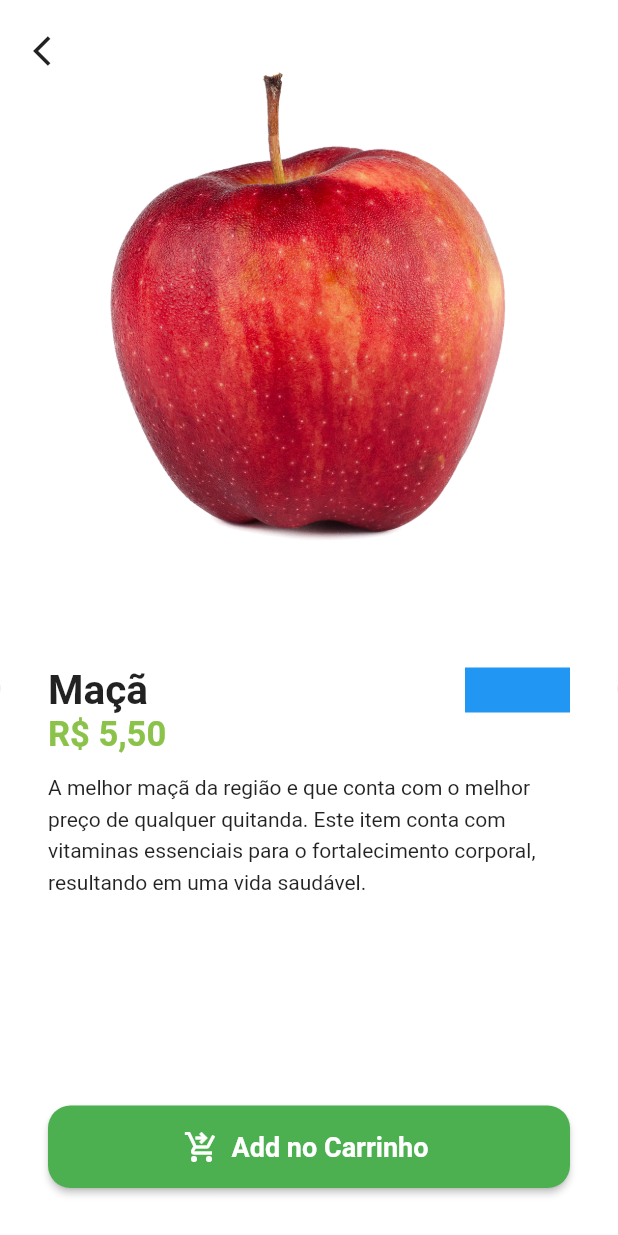
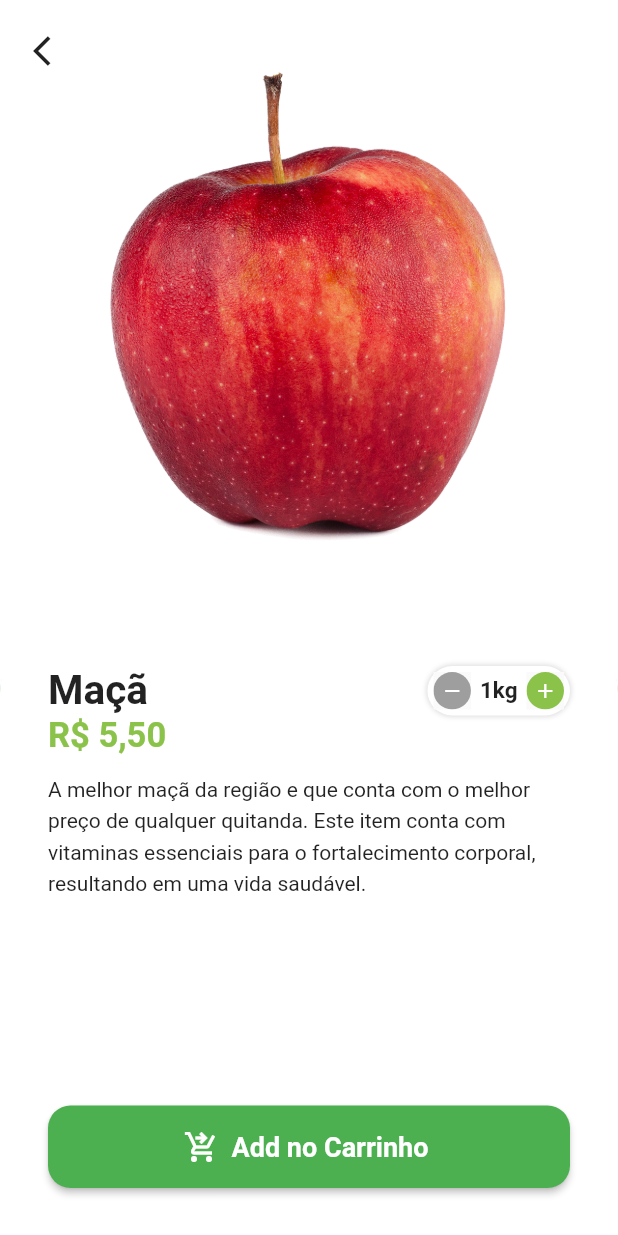
Before and after one commit to caneto/Projeto-do-Quintanda-Virtual---1, a Flutter app: the screen it shows after launch, after a tap on "Entrar", after a tap on "Maçã", on a phone screen of 412 x 824 dp. Run offline on Flutter 3.47's test engine with Material 2 defaults, Android fonts, the phone set to English and light mode, and no system bars; our stand-ins replace animated_text_kit, badges, mask_text_input_formatter.

Commit message:
Atualização

```diff
--- /dev/null
+++ b/lib/components/quantity_widget.dart
@@ -0,0 +1,78 @@
+import 'package:flutter/material.dart';
+import 'package:quitandavirtual/config/custom_colors.dart';
+
+class QuantityWidget extends StatelessWidget {
+  const QuantityWidget({Key? key}) : super(key: key);
+
+  @override
+  Widget build(BuildContext context) {
+    return Container(
+      padding: EdgeInsets.all(4),
+      decoration: BoxDecoration(
+          color: Colors.white,
+          borderRadius: BorderRadius.circular(50),
+          boxShadow: [
+            BoxShadow(
+              color: Colors.grey.shade300,
+              spreadRadius: 1,
+              blurRadius: 2,
+            )
+          ]),
+      child: Row(
+        children: [
+          _QuantityButton(
+            icon: Icons.remove,
+            color: Colors.grey,
+            onPressed: () {},
+          ),
+          const Padding(
+            padding: EdgeInsets.symmetric(horizontal: 6),
+            child: Text('1kg',
+              style: TextStyle(
+                fontSize: 15,
+                fontWeight: FontWeight.bold
+              ),
+            ),
+          ),
+          _QuantityButton(
+            icon: Icons.add,
+            color: CustomColors.customSwatchColor,
+            onPressed: () {},
+          )
+        ],
+      ),
+    );
+  }
+}
+
+class _QuantityButton extends StatelessWidget {
+  final Color color;
+  final IconData icon;
+  final VoidCallback onPressed;
+
+  const _QuantityButton({Key? key, required this.color, required this.icon, required this.onPressed}) : super(key: key);
+
+  @override
+  Widget build(BuildContext context) {
+
+    return Material(
+          child: InkWell(
+            borderRadius: BorderRadius.circular(50),
+            onTap: onPressed,
+            child: Ink(
+              height: 25,
+              width: 25,
+              decoration: BoxDecoration(
+                color: color,
+                shape: BoxShape.circle,
+              ),
+              child: Icon(
+                icon,
+                color: Colors.white,
+                size: 16,
+              ),
+            ),
+          ),
+        );
+  }
+}
--- a/lib/ui/product_screen.dart
+++ b/lib/ui/product_screen.dart
@@ -1,4 +1,5 @@
 import 'package:flutter/material.dart';
+import 'package:quitandavirtual/components/quantity_widget.dart';
 import 'package:quitandavirtual/config/custom_colors.dart';
 import 'package:quitandavirtual/models/item_model.dart';
 import 'package:quitandavirtual/utils/utils_services.dart';
@@ -50,11 +51,7 @@ class ProductScreen extends StatelessWidget {
                                 fontSize: 27, fontWeight: FontWeight.bold),
                           ),
                         ),
-                        Container(
-                          height: 30,
-                          width: 70,
-                          color: Colors.blue,
-                        ),
+                        QuantityWidget(),
                       ],
                     ),
                     Text(
```
